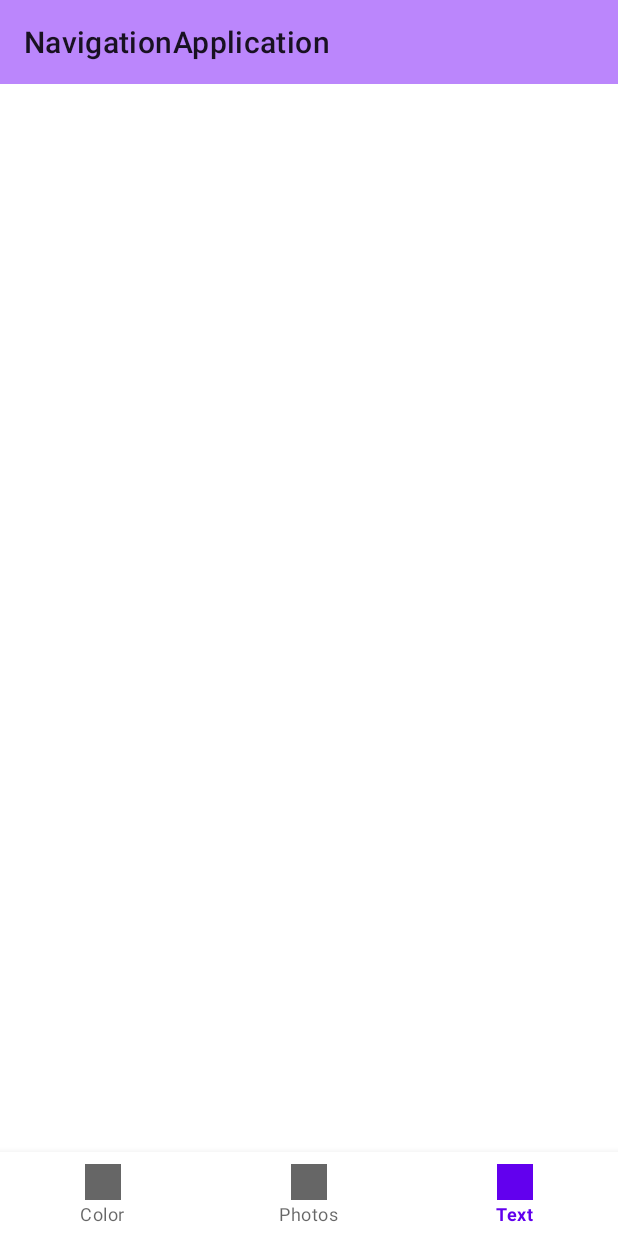
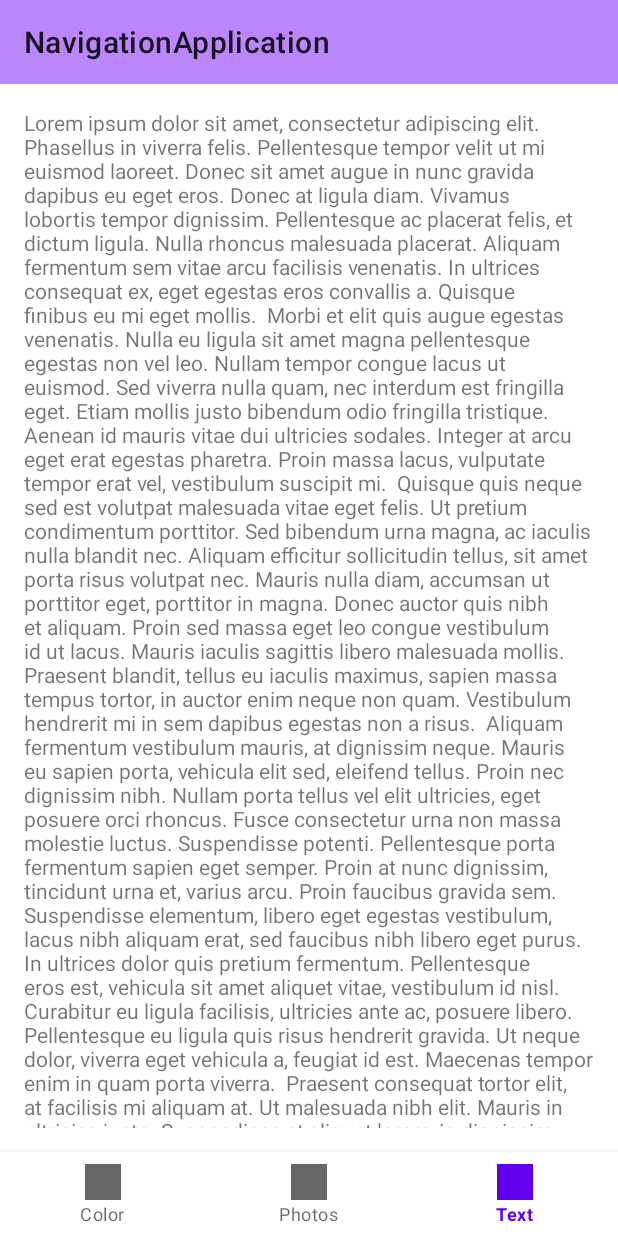
Before and after one commit to bjiake/Nav_App_Lab16, an Android app: the TextFragment screen opened through its navigation route, on a phone screen of 412 x 824 dp. Run offline under Robolectric (Android 15) with nearby library versions, the phone set to English and light mode, and no system bars; our stand-ins replace navigation-ui.

Commit message:
костыль

```diff
--- a/app/src/main/res/layout/fragment_text.xml
+++ b/app/src/main/res/layout/fragment_text.xml
@@ -8,6 +8,15 @@
 
     <TextView
         tools:text="@tools:sample/lorem/random"
+        android:text="Lorem ipsum dolor sit amet, consectetur adipiscing elit. Phasellus in viverra felis. Pellentesque tempor velit ut mi euismod laoreet. Donec sit amet augue in nunc gravida dapibus eu eget eros. Donec at ligula diam. Vivamus lobortis tempor dignissim. Pellentesque ac placerat felis, et dictum ligula. Nulla rhoncus malesuada placerat. Aliquam fermentum sem vitae arcu facilisis venenatis. In ultrices consequat ex, eget egestas eros convallis a. Quisque finibus eu mi eget mollis.
+
+Morbi et elit quis augue egestas venenatis. Nulla eu ligula sit amet magna pellentesque egestas non vel leo. Nullam tempor congue lacus ut euismod. Sed viverra nulla quam, nec interdum est fringilla eget. Etiam mollis justo bibendum odio fringilla tristique. Aenean id mauris vitae dui ultricies sodales. Integer at arcu eget erat egestas pharetra. Proin massa lacus, vulputate tempor erat vel, vestibulum suscipit mi.
+
+Quisque quis neque sed est volutpat malesuada vitae eget felis. Ut pretium condimentum porttitor. Sed bibendum urna magna, ac iaculis nulla blandit nec. Aliquam efficitur sollicitudin tellus, sit amet porta risus volutpat nec. Mauris nulla diam, accumsan ut porttitor eget, porttitor in magna. Donec auctor quis nibh et aliquam. Proin sed massa eget leo congue vestibulum id ut lacus. Mauris iaculis sagittis libero malesuada mollis. Praesent blandit, tellus eu iaculis maximus, sapien massa tempus tortor, in auctor enim neque non quam. Vestibulum hendrerit mi in sem dapibus egestas non a risus.
+
+Aliquam fermentum vestibulum mauris, at dignissim neque. Mauris eu sapien porta, vehicula elit sed, eleifend tellus. Proin nec dignissim nibh. Nullam porta tellus vel elit ultricies, eget posuere orci rhoncus. Fusce consectetur urna non massa molestie luctus. Suspendisse potenti. Pellentesque porta fermentum sapien eget semper. Proin at nunc dignissim, tincidunt urna et, varius arcu. Proin faucibus gravida sem. Suspendisse elementum, libero eget egestas vestibulum, lacus nibh aliquam erat, sed faucibus nibh libero eget purus. In ultrices dolor quis pretium fermentum. Pellentesque eros est, vehicula sit amet aliquet vitae, vestibulum id nisl. Curabitur eu ligula facilisis, ultricies ante ac, posuere libero. Pellentesque eu ligula quis risus hendrerit gravida. Ut neque dolor, viverra eget vehicula a, feugiat id est. Maecenas tempor enim in quam porta viverra.
+
+Praesent consequat tortor elit, at facilisis mi aliquam at. Ut malesuada nibh elit. Mauris in ultricies justo. Suspendisse at aliquet lorem, in dignissim velit. Cras euismod lorem porta nunc hendrerit, non tincidunt massa volutpat. Suspendisse ac ultrices eros, at consectetur est. Aenean pretium dignissim metus, id viverra metus faucibus ac. Praesent lobortis tincidunt ligula molestie ornare. Fusce consectetur maximus orci, vel tempus urna condimentum eget. Morbi suscipit sem in euismod bibendum. Fusce suscipit eros dui, ultrices ullamcorper eros auctor vel."
         android:layout_width="match_parent"
         android:layout_height="match_parent"
         android:layout_margin="16dp"
```
